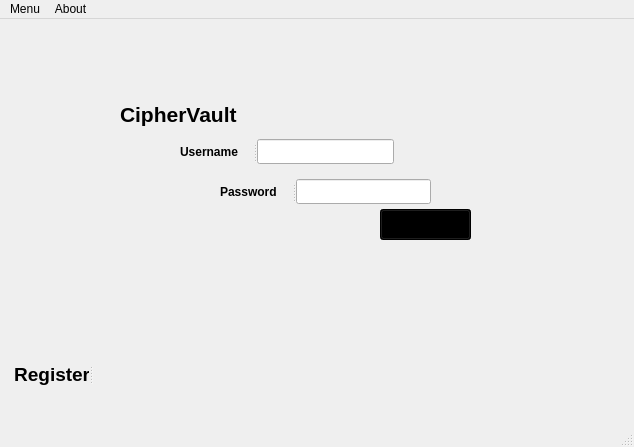
The window that secure_key/key.ui (HemjalCF/ciphervault) describes before a commit, drawn with Qt 5.
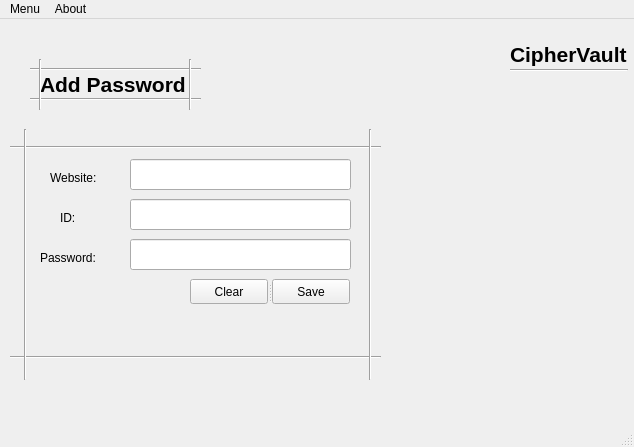
The same window after the commit. The open tabs and pages were chosen to show the change. Icons and pictures are not drawn.

Commit message: initial page for saveing password added

```diff
--- a/secure_key/key.ui
+++ b/secure_key/key.ui
@@ -362,6 +362,271 @@
       <widget class="QLineEdit" name="lineEdit_password"/>
      </widget>
     </widget>
+    <widget class="QWidget" name="page_save_password">
+     <widget class="QLabel" name="label_8">
+      <property name="geometry">
+       <rect>
+        <x>510</x>
+        <y>20</y>
+        <width>121</width>
+        <height>31</height>
+       </rect>
+      </property>
+      <property name="font">
+       <font>
+        <pointsize>16</pointsize>
+        <bold>true</bold>
+       </font>
+      </property>
+      <property name="text">
+       <string>CipherVault</string>
+      </property>
+     </widget>
+     <widget class="Line" name="line">
+      <property name="geometry">
+       <rect>
+        <x>510</x>
+        <y>50</y>
+        <width>118</width>
+        <height>3</height>
+       </rect>
+      </property>
+      <property name="orientation">
+       <enum>Qt::Horizontal</enum>
+      </property>
+     </widget>
+     <widget class="QLabel" name="label_9">
+      <property name="geometry">
+       <rect>
+        <x>40</x>
+        <y>50</y>
+        <width>151</width>
+        <height>31</height>
+       </rect>
+      </property>
+      <property name="font">
+       <font>
+        <pointsize>16</pointsize>
+        <bold>true</bold>
+       </font>
+      </property>
+      <property name="text">
+       <string>Add Password</string>
+      </property>
+     </widget>
+     <widget class="Line" name="line_2">
+      <property name="geometry">
+       <rect>
+        <x>30</x>
+        <y>70</y>
+        <width>171</width>
+        <height>20</height>
+       </rect>
+      </property>
+      <property name="orientation">
+       <enum>Qt::Horizontal</enum>
+      </property>
+     </widget>
+     <widget class="Line" name="line_3">
+      <property name="geometry">
+       <rect>
+        <x>30</x>
+        <y>40</y>
+        <width>171</width>
+        <height>20</height>
+       </rect>
+      </property>
+      <property name="orientation">
+       <enum>Qt::Horizontal</enum>
+      </property>
+     </widget>
+     <widget class="Line" name="line_4">
+      <property name="geometry">
+       <rect>
+        <x>30</x>
+        <y>40</y>
+        <width>20</width>
+        <height>51</height>
+       </rect>
+      </property>
+      <property name="orientation">
+       <enum>Qt::Vertical</enum>
+      </property>
+     </widget>
+     <widget class="Line" name="line_5">
+      <property name="geometry">
+       <rect>
+        <x>180</x>
+        <y>40</y>
+        <width>20</width>
+        <height>51</height>
+       </rect>
+      </property>
+      <property name="orientation">
+       <enum>Qt::Vertical</enum>
+      </property>
+     </widget>
+     <widget class="QLineEdit" name="lineEdit_webadress">
+      <property name="geometry">
+       <rect>
+        <x>130</x>
+        <y>140</y>
+        <width>221</width>
+        <height>31</height>
+       </rect>
+      </property>
+     </widget>
+     <widget class="QLineEdit" name="lineEdit_web_id">
+      <property name="geometry">
+       <rect>
+        <x>130</x>
+        <y>180</y>
+        <width>221</width>
+        <height>31</height>
+       </rect>
+      </property>
+     </widget>
+     <widget class="QLabel" name="label_10">
+      <property name="geometry">
+       <rect>
+        <x>50</x>
+        <y>150</y>
+        <width>67</width>
+        <height>17</height>
+       </rect>
+      </property>
+      <property name="text">
+       <string>Website:</string>
+      </property>
+     </widget>
+     <widget class="QLabel" name="label_11">
+      <property name="geometry">
+       <rect>
+        <x>60</x>
+        <y>190</y>
+        <width>67</width>
+        <height>17</height>
+       </rect>
+      </property>
+      <property name="text">
+       <string>ID:</string>
+      </property>
+     </widget>
+     <widget class="QLineEdit" name="lineEdit_web_password">
+      <property name="geometry">
+       <rect>
+        <x>130</x>
+        <y>220</y>
+        <width>221</width>
+        <height>31</height>
+       </rect>
+      </property>
+     </widget>
+     <widget class="QLabel" name="label_12">
+      <property name="geometry">
+       <rect>
+        <x>40</x>
+        <y>230</y>
+        <width>81</width>
+        <height>17</height>
+       </rect>
+      </property>
+      <property name="text">
+       <string>Password:</string>
+      </property>
+     </widget>
+     <widget class="Line" name="line_6">
+      <property name="geometry">
+       <rect>
+        <x>10</x>
+        <y>120</y>
+        <width>371</width>
+        <height>16</height>
+       </rect>
+      </property>
+      <property name="orientation">
+       <enum>Qt::Horizontal</enum>
+      </property>
+     </widget>
+     <widget class="Line" name="line_7">
+      <property name="geometry">
+       <rect>
+        <x>10</x>
+        <y>330</y>
+        <width>371</width>
+        <height>16</height>
+       </rect>
+      </property>
+      <property name="orientation">
+       <enum>Qt::Horizontal</enum>
+      </property>
+     </widget>
+     <widget class="Line" name="line_8">
+      <property name="geometry">
+       <rect>
+        <x>15</x>
+        <y>110</y>
+        <width>21</width>
+        <height>251</height>
+       </rect>
+      </property>
+      <property name="orientation">
+       <enum>Qt::Vertical</enum>
+      </property>
+     </widget>
+     <widget class="Line" name="line_9">
+      <property name="geometry">
+       <rect>
+        <x>360</x>
+        <y>110</y>
+        <width>21</width>
+        <height>251</height>
+       </rect>
+      </property>
+      <property name="orientation">
+       <enum>Qt::Vertical</enum>
+      </property>
+     </widget>
+     <widget class="QLabel" name="label_show_save_password_status">
+      <property name="geometry">
+       <rect>
+        <x>70</x>
+        <y>300</y>
+        <width>281</width>
+        <height>21</height>
+       </rect>
+      </property>
+      <property name="layoutDirection">
+       <enum>Qt::RightToLeft</enum>
+      </property>
+      <property name="text">
+       <string/>
+      </property>
+     </widget>
+     <widget class="QSplitter" name="splitter_7">
+      <property name="geometry">
+       <rect>
+        <x>190</x>
+        <y>260</y>
+        <width>160</width>
+        <height>25</height>
+       </rect>
+      </property>
+      <property name="orientation">
+       <enum>Qt::Horizontal</enum>
+      </property>
+      <widget class="QPushButton" name="pushButton_clear">
+       <property name="text">
+        <string>Clear</string>
+       </property>
+      </widget>
+      <widget class="QPushButton" name="pushButton_save">
+       <property name="text">
+        <string>Save</string>
+       </property>
+      </widget>
+     </widget>
+    </widget>
    </widget>
   </widget>
   <widget class="QMenuBar" name="menubar">
```
The commit also changes 3 other files.
